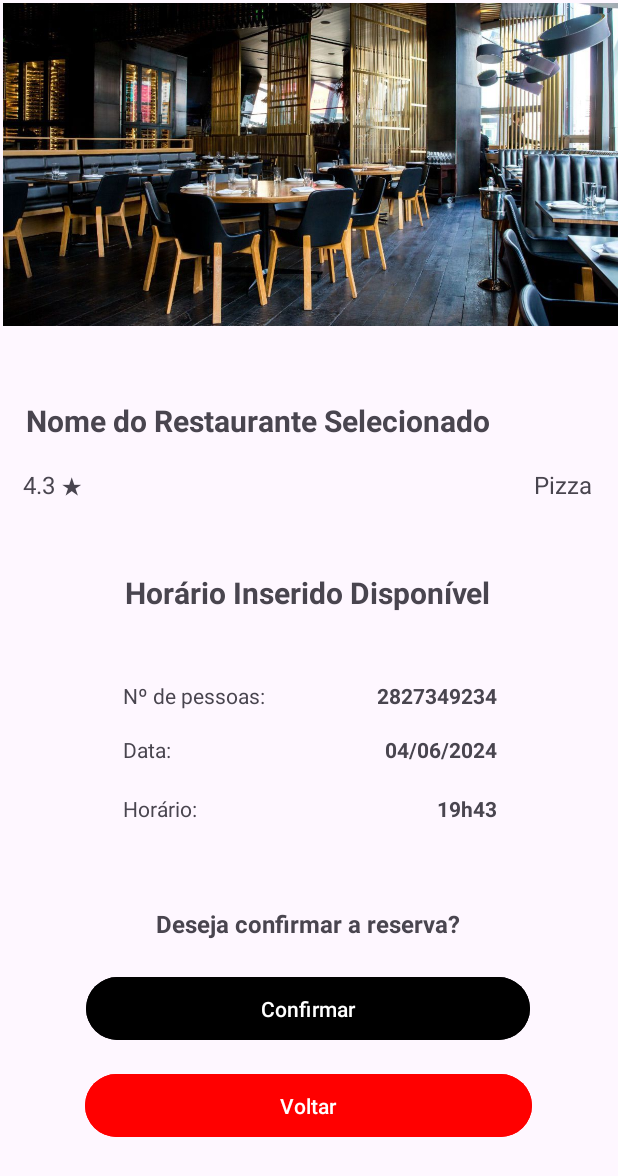
After one commit to khuunsh68/DADM_TableTime, an Android app: the ConfirmReserveSelectedRestaurantActivity screen opened directly, with no data from a screen before it, on a phone screen of 412 x 824 dp. The commit adds this screen. Shown: the top 1176 px of the screen. Run offline under Robolectric (Android 15) with nearby library versions, the phone set to English and light mode, and no system bars.

Commit message:
alterações selectedRestaurant.kt, add confirmarReserva e activity de voltar à homepage

```diff
--- a/TableTime/app/src/main/AndroidManifest.xml
+++ b/TableTime/app/src/main/AndroidManifest.xml
@@ -15,6 +15,12 @@
         android:supportsRtl="true"
         android:theme="@style/Theme.TableTime"
         tools:targetApi="31">
+        <activity
+            android:name=".ReservaConfirmadaActivity"
+            android:exported="false" />
+        <activity
+            android:name=".ConfirmReserveSelectedRestaurantActivity"
+            android:exported="false" />
         <activity
             android:name=".SelectedRestaurantActivity"
             android:exported="false" />
--- /dev/null
+++ b/TableTime/app/src/main/java/com/ua/tabletime/ConfirmReserveSelectedRestaurantActivity.kt
@@ -0,0 +1,52 @@
+package com.ua.tabletime
+
+import android.content.Intent
+import android.os.Bundle
+import android.widget.Button
+import android.widget.EditText
+import android.widget.TextView
+import androidx.activity.enableEdgeToEdge
+import androidx.appcompat.app.AppCompatActivity
+import androidx.core.view.ViewCompat
+import androidx.core.view.WindowInsetsCompat
+
+class ConfirmReserveSelectedRestaurantActivity : AppCompatActivity() {
+
+    lateinit var txtViewInfoNumeroPessoas: TextView
+    lateinit var txtViewInfoData: TextView
+    lateinit var txtViewInfoHorario: TextView
+    lateinit var btnConfirmarReserva: Button
+    lateinit var btnVoltar: Button
+
+    override fun onCreate(savedInstanceState: Bundle?) {
+        super.onCreate(savedInstanceState)
+        enableEdgeToEdge()
+        setContentView(R.layout.activity_confirm_reserve_selected_restaurant)
+        ViewCompat.setOnApplyWindowInsetsListener(findViewById(R.id.main)) { v, insets ->
+            val systemBars = insets.getInsets(WindowInsetsCompat.Type.systemBars())
+            v.setPadding(systemBars.left, systemBars.top, systemBars.right, systemBars.bottom)
+            insets
+        }
+
+        txtViewInfoNumeroPessoas = findViewById(R.id.textViewInfoNumeroPessoas)
+        txtViewInfoData = findViewById(R.id.textViewInfoData)
+        txtViewInfoHorario = findViewById(R.id.textViewInfoHorario)
+        btnConfirmarReserva = findViewById(R.id.buttonConfirmarReserva)
+        btnVoltar = findViewById(R.id.buttonVoltar)
+
+
+        btnConfirmarReserva.setOnClickListener {
+            //MANDAR PEDIDO À API
+            //DEVERÍAMOS MANDAR UM VERIFICAR DISPONIBILIDADE NOVAMENTE ANTES DE FAZER UM ADD RESERVA
+
+
+
+            //CASO DÊ TUDO CERTO VAI PARA ESTA PÁGINA
+            //startActivity(Intent(this, ReservaConfirmadaActivity::class.java))
+        }
+
+        btnVoltar.setOnClickListener {
+            startActivity(Intent(this, SelectedRestaurantActivity::class.java))
+        }
+    }
+}
--- /dev/null
+++ b/TableTime/app/src/main/res/layout/activity_confirm_reserve_selected_restaurant.xml
@@ -0,0 +1,198 @@
+<?xml version="1.0" encoding="utf-8"?>
+<androidx.constraintlayout.widget.ConstraintLayout xmlns:android="http://schemas.android.com/apk/res/android"
+    xmlns:app="http://schemas.android.com/apk/res-auto"
+    xmlns:tools="http://schemas.android.com/tools"
+    android:id="@+id/main"
+    android:layout_width="match_parent"
+    android:layout_height="match_parent"
+    tools:context=".ConfirmReserveSelectedRestaurantActivity">
+
+    <TextView
+        android:id="@+id/textViewTipoCozinhaRestauranteSelecionado"
+        android:layout_width="wrap_content"
+        android:layout_height="wrap_content"
+        android:text="Pizza"
+        android:textAlignment="textEnd"
+        android:textSize="16sp"
+        app:layout_constraintBottom_toBottomOf="parent"
+        app:layout_constraintEnd_toEndOf="parent"
+        app:layout_constraintHorizontal_bias="0.954"
+        app:layout_constraintStart_toStartOf="parent"
+        app:layout_constraintTop_toTopOf="parent"
+        app:layout_constraintVertical_bias="0.389" />
+
+    <ImageView
+        android:id="@+id/imageViewRestauranteSelecionado"
+        android:layout_width="410dp"
+        android:layout_height="215dp"
+        app:layout_constraintBottom_toBottomOf="parent"
+        app:layout_constraintEnd_toEndOf="parent"
+        app:layout_constraintHorizontal_bias="1.0"
+        app:layout_constraintStart_toStartOf="parent"
+        app:layout_constraintTop_toTopOf="parent"
+        app:layout_constraintVertical_bias="0.003"
+        app:srcCompat="@drawable/restaurante1" />
+
+    <TextView
+        android:id="@+id/textViewNomeRestauranteSelecionado"
+        android:layout_width="wrap_content"
+        android:layout_height="wrap_content"
+        android:text="Nome do Restaurante Selecionado"
+        android:textSize="20sp"
+        android:textStyle="bold"
+        app:layout_constraintBottom_toBottomOf="parent"
+        app:layout_constraintEnd_toEndOf="parent"
+        app:layout_constraintHorizontal_bias="0.166"
+        app:layout_constraintStart_toStartOf="parent"
+        app:layout_constraintTop_toTopOf="parent"
+        app:layout_constraintVertical_bias="0.335" />
+
+    <TextView
+        android:id="@+id/textViewAvaliacaoRestauranteSelecionado"
+        android:layout_width="wrap_content"
+        android:layout_height="wrap_content"
+        android:text="4.3 ★"
+        android:textSize="16sp"
+        app:layout_constraintBottom_toBottomOf="parent"
+        app:layout_constraintEnd_toEndOf="parent"
+        app:layout_constraintHorizontal_bias="0.042"
+        app:layout_constraintStart_toStartOf="parent"
+        app:layout_constraintTop_toTopOf="parent"
+        app:layout_constraintVertical_bias="0.389" />
+
+    <TextView
+        android:id="@+id/textView4"
+        android:layout_width="wrap_content"
+        android:layout_height="wrap_content"
+        android:text="Horário Inserido Disponível"
+        android:textSize="20sp"
+        android:textStyle="bold"
+        app:layout_constraintBottom_toBottomOf="parent"
+        app:layout_constraintEnd_toEndOf="parent"
+        app:layout_constraintHorizontal_bias="0.496"
+        app:layout_constraintStart_toStartOf="parent"
+        app:layout_constraintTop_toTopOf="@+id/imageViewRestauranteSelecionado"
+        app:layout_constraintVertical_bias="0.477" />
+
+    <TextView
+        android:id="@+id/textView7"
+        android:layout_width="wrap_content"
+        android:layout_height="wrap_content"
+        android:text="Nº de pessoas:"
+        android:textAlignment="textStart"
+        app:layout_constraintBottom_toBottomOf="parent"
+        app:layout_constraintEnd_toEndOf="parent"
+        app:layout_constraintHorizontal_bias="0.259"
+        app:layout_constraintStart_toStartOf="parent"
+        app:layout_constraintTop_toTopOf="parent"
+        app:layout_constraintVertical_bias="0.564" />
+
+    <TextView
+        android:id="@+id/textView8"
+        android:layout_width="wrap_content"
+        android:layout_height="wrap_content"
+        android:text="Data:"
+        android:textAlignment="textStart"
+        app:layout_constraintBottom_toBottomOf="parent"
+        app:layout_constraintEnd_toEndOf="parent"
+        app:layout_constraintHorizontal_bias="0.216"
+        app:layout_constraintStart_toStartOf="parent"
+        app:layout_constraintTop_toTopOf="parent"
+        app:layout_constraintVertical_bias="0.609" />
+
+    <TextView
+        android:id="@+id/textView9"
+        android:layout_width="wrap_content"
+        android:layout_height="wrap_content"
+        android:text="Horário:"
+        android:textAlignment="textStart"
+        app:layout_constraintBottom_toBottomOf="parent"
+        app:layout_constraintEnd_toEndOf="parent"
+        app:layout_constraintHorizontal_bias="0.227"
+        app:layout_constraintStart_toStartOf="parent"
+        app:layout_constraintTop_toTopOf="parent"
+        app:layout_constraintVertical_bias="0.658" />
+
+    <TextView
+        android:id="@+id/textViewInfoNumeroPessoas"
+        android:layout_width="wrap_content"
+        android:layout_height="wrap_content"
+        android:text="2827349234"
+        android:textAlignment="textEnd"
+        android:textStyle="bold"
+        app:layout_constraintBottom_toBottomOf="parent"
+        app:layout_constraintEnd_toEndOf="parent"
+        app:layout_constraintHorizontal_bias="0.758"
+        app:layout_constraintStart_toStartOf="parent"
+        app:layout_constraintTop_toTopOf="parent"
+        app:layout_constraintVertical_bias="0.564" />
+
+    <TextView
+        android:id="@+id/textViewInfoData"
+        android:layout_width="wrap_content"
+        android:layout_height="wrap_content"
+        android:text="04/06/2024"
+        android:textAlignment="textEnd"
+        android:textStyle="bold"
+        app:layout_constraintBottom_toBottomOf="parent"
+        app:layout_constraintEnd_toEndOf="parent"
+        app:layout_constraintHorizontal_bias="0.761"
+        app:layout_constraintStart_toStartOf="parent"
+        app:layout_constraintTop_toTopOf="parent"
+        app:layout_constraintVertical_bias="0.609" />
+
+    <TextView
+        android:id="@+id/textViewInfoHorario"
+        android:layout_width="wrap_content"
+        android:layout_height="wrap_content"
+        android:text="19h43"
+        android:textAlignment="textEnd"
+        android:textStyle="bold"
+        app:layout_constraintBottom_toBottomOf="parent"
+        app:layout_constraintEnd_toEndOf="parent"
+        app:layout_constraintHorizontal_bias="0.784"
+        app:layout_constraintStart_toStartOf="parent"
+        app:layout_constraintTop_toTopOf="parent"
+        app:layout_constraintVertical_bias="0.658" />
+
+    <TextView
+        android:id="@+id/textView13"
+        android:layout_width="wrap_content"
+        android:layout_height="wrap_content"
+        android:text="Deseja confirmar a reserva?"
+        android:textSize="16sp"
+        android:textStyle="bold"
+        app:layout_constraintBottom_toBottomOf="parent"
+        app:layout_constraintEnd_toEndOf="parent"
+        app:layout_constraintHorizontal_bias="0.497"
+        app:layout_constraintStart_toStartOf="parent"
+        app:layout_constraintTop_toTopOf="parent"
+        app:layout_constraintVertical_bias="0.754" />
+
+    <Button
+        android:id="@+id/buttonConfirmarReserva"
+        android:layout_width="296dp"
+        android:layout_height="50dp"
+        android:backgroundTint="#000000"
+        android:text="Confirmar"
+        app:layout_constraintBottom_toBottomOf="parent"
+        app:layout_constraintEnd_toEndOf="parent"
+        app:layout_constraintHorizontal_bias="0.495"
+        app:layout_constraintStart_toStartOf="parent"
+        app:layout_constraintTop_toTopOf="@+id/imageViewRestauranteSelecionado"
+        app:layout_constraintVertical_bias="0.836" />
+
+    <Button
+        android:id="@+id/buttonVoltar"
+        android:layout_width="298dp"
+        android:layout_height="50dp"
+        android:backgroundTint="#FF0000"
+        android:text="Voltar"
+        app:layout_constraintBottom_toBottomOf="parent"
+        app:layout_constraintEnd_toEndOf="parent"
+        app:layout_constraintHorizontal_bias="0.495"
+        app:layout_constraintStart_toStartOf="parent"
+        app:layout_constraintTop_toTopOf="parent"
+        app:layout_constraintVertical_bias="0.92" />
+
+</androidx.constraintlayout.widget.ConstraintLayout>
--- a/TableTime/app/src/main/res/layout/activity_selected_restaurant.xml
+++ b/TableTime/app/src/main/res/layout/activity_selected_restaurant.xml
@@ -8,7 +8,7 @@
     tools:context=".SelectedRestaurantActivity">
 
     <ImageView
-        android:id="@+id/imageView4"
+        android:id="@+id/imageViewRestauranteSelecionado"
         android:layout_width="410dp"
         android:layout_height="215dp"
         app:layout_constraintBottom_toBottomOf="parent"
@@ -81,7 +81,7 @@
         app:layout_constraintBottom_toBottomOf="parent"
         app:layout_constraintEnd_toEndOf="parent"
         app:layout_constraintStart_toStartOf="parent"
-        app:layout_constraintTop_toTopOf="@+id/imageView4"
+        app:layout_constraintTop_toTopOf="@+id/imageViewRestauranteSelecionado"
         app:layout_constraintVertical_bias="0.68" />
 
     <Button
```
Also changed, not shown: TableTime/app/src/main/java/com/ua/tabletime/ReservaConfirmadaActivity.kt (added, +34 -0 lines), TableTime/app/src/main/java/com/ua/tabletime/SelectedRestaurantActivity.kt (+80 -5 lines), TableTime/app/src/main/res/layout/activity_reserva_confirmada.xml (added, +88 -0 lines).
